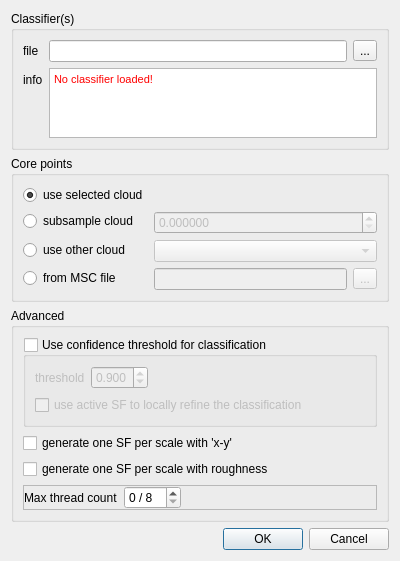
CloudCompare/CloudCompare, file plugins/core/qCanupo/qCanupoClassifDialog.ui: the form before one commit.
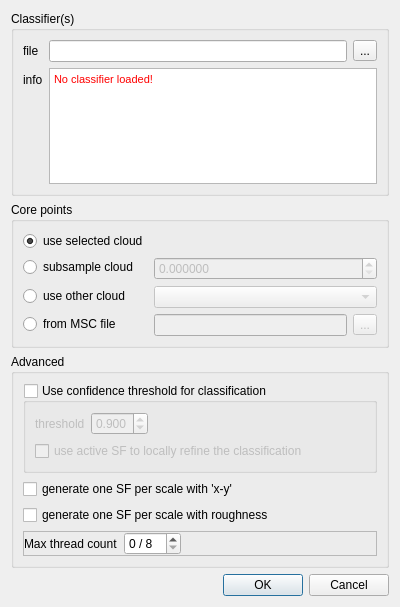
The form after the commit. Icons and pictures are not drawn.

Diff of the .ui file:
```diff
--- a/plugins/core/qCanupo/qCanupoClassifDialog.ui
+++ b/plugins/core/qCanupo/qCanupoClassifDialog.ui
@@ -7,7 +7,7 @@
     <x>0</x>
     <y>0</y>
     <width>400</width>
-    <height>550</height>
+    <height>607</height>
    </rect>
   </property>
   <property name="windowTitle">
```
Left out of the diff: 4 changed lines with no effect on the pictures.
